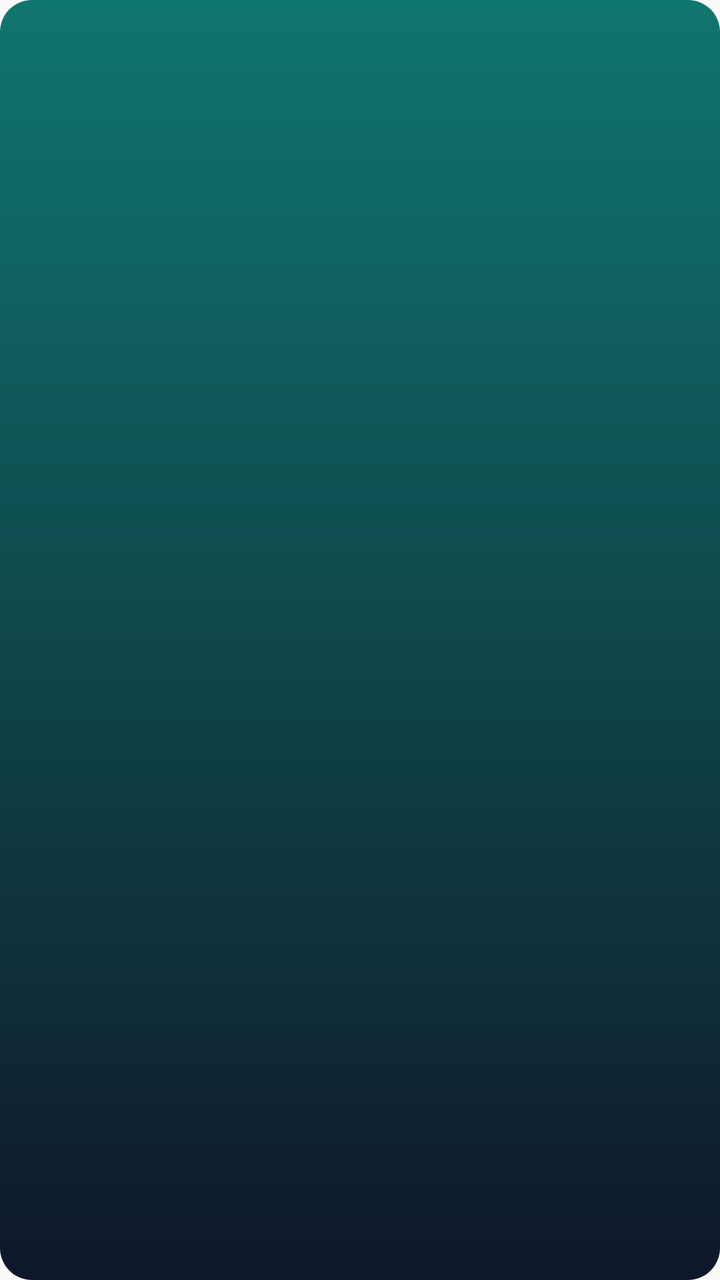
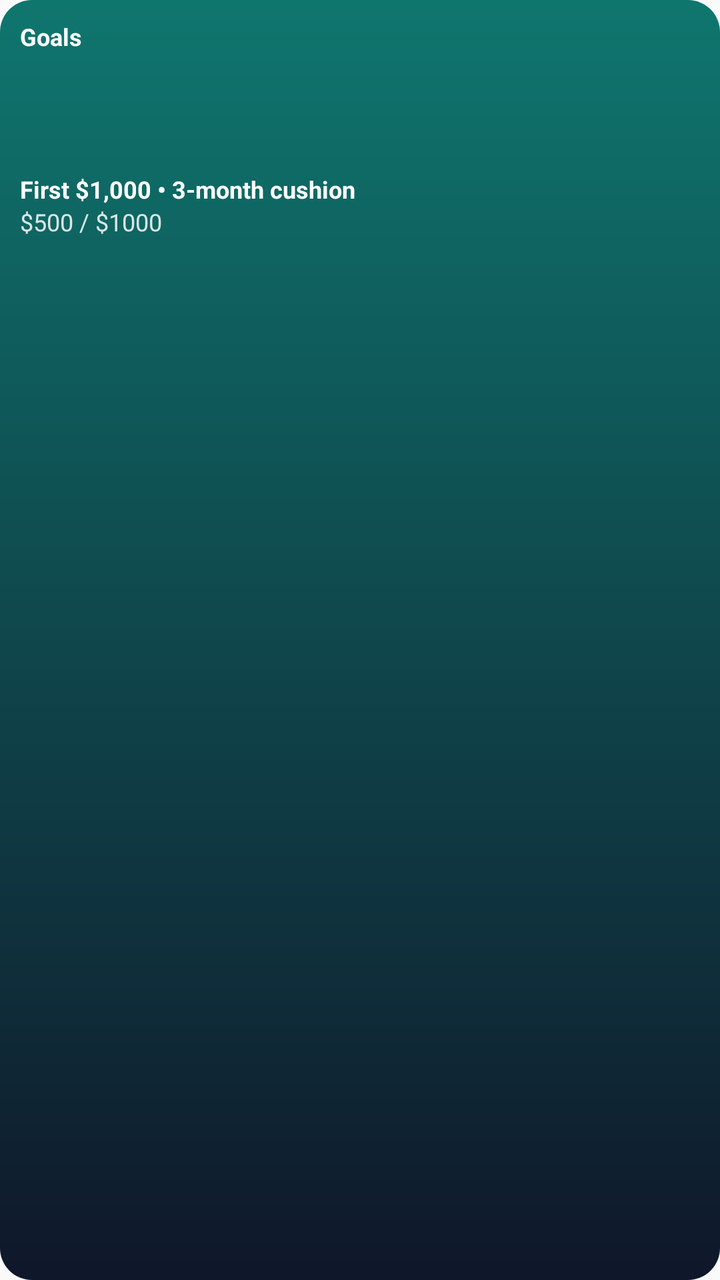

Two renders of the same Android screen: before a commit and after it. Below are the layout's source before the change and the commit's diff.
<!-- AndroidManifest.xml: application theme AppTheme -->
<!-- res/layout/widget_goals.xml -->
<?xml version="1.0" encoding="utf-8"?>
<LinearLayout xmlns:android="http://schemas.android.com/apk/res/android"
  android:id="@+id/widget_root"
  android:layout_width="match_parent"
  android:layout_height="match_parent"
  android:orientation="horizontal"
  android:padding="12dp"
  android:background="@drawable/widget_bg"
  android:gravity="center_vertical">

  <ImageView
    android:id="@+id/widget_pie"
    android:layout_width="48dp"
    android:layout_height="48dp"
    android:contentDescription="Goal progress" />

  <LinearLayout
    android:layout_width="0dp"
    android:layout_height="wrap_content"
    android:layout_weight="1"
    android:orientation="vertical"
    android:paddingStart="10dp">

    <TextView
      android:id="@+id/widget_title"
      android:layout_width="match_parent"
      android:layout_height="wrap_content"
      android:textStyle="bold"
      android:textSize="12sp"
      android:textColor="@android:color/white" />

    <TextView
      android:id="@+id/widget_line1"
      android:layout_width="match_parent"
      android:layout_height="wrap_content"
      android:textSize="14sp"
      android:textStyle="bold"
      android:textColor="@android:color/white"
      android:maxLines="1" />

    <TextView
      android:id="@+id/widget_meta"
      android:layout_width="match_parent"
      android:layout_height="wrap_content"
      android:textSize="12sp"
      android:textColor="@android:color/white"
      android:alpha="0.85" />
  </LinearLayout>
</LinearLayout>
<!-- resources referenced by this layout -->
<resources>
  <!-- drawable widget_bg (drawable) -->
  <?xml version="1.0" encoding="utf-8"?>
  <shape xmlns:android="http://schemas.android.com/apk/res/android" android:shape="rectangle">
    <corners android:radius="16dp" />
    <gradient
      android:angle="90"
      android:startColor="#0F172A"
      android:endColor="#0F766E" />
    <padding
      android:left="12dp"
      android:top="12dp"
      android:right="12dp"
      android:bottom="12dp" />
  </shape>
  <style name="AppTheme" parent="Theme.AppCompat.Light.DarkActionBar">
          
          <item name="colorPrimary">@color/colorPrimary</item>
          <item name="colorPrimaryDark">@color/colorPrimaryDark</item>
          <item name="colorAccent">@color/colorAccent</item>
      </style>
</resources>

<!-- the commit's change to res/layout/widget_goals.xml (unified diff, before → after) -->
@@ -3,47 +3,45 @@
   android:id="@+id/widget_root"
   android:layout_width="match_parent"
   android:layout_height="match_parent"
-  android:orientation="horizontal"
-  android:padding="12dp"
-  android:background="@drawable/widget_bg"
-  android:gravity="center_vertical">
+  android:orientation="vertical"
+  android:padding="10dp"
+  android:background="@drawable/widget_bg">
+
+  <TextView
+    android:id="@+id/widget_title"
+    android:layout_width="match_parent"
+    android:layout_height="wrap_content"
+    android:text="Goals"
+    android:textStyle="bold"
+    android:textSize="12sp"
+    android:textColor="@android:color/white" />
 
   <ImageView
     android:id="@+id/widget_pie"
-    android:layout_width="48dp"
-    android:layout_height="48dp"
+    android:layout_width="match_parent"
+    android:layout_height="44dp"
+    android:layout_marginTop="8dp"
+    android:scaleType="fitCenter"
     android:contentDescription="Goal progress" />
 
-  <LinearLayout
-    android:layout_width="0dp"
+  <TextView
+    android:id="@+id/widget_line1"
+    android:layout_width="match_parent"
     android:layout_height="wrap_content"
-    android:layout_weight="1"
-    android:orientation="vertical"
-    android:paddingStart="10dp">
+    android:layout_marginTop="8dp"
+    android:text="First $1,000 • 3-month cushion"
+    android:textSize="12sp"
+    android:textStyle="bold"
+    android:textColor="@android:color/white"
+    android:maxLines="2" />
 
-    <TextView
-      android:id="@+id/widget_title"
-      android:layout_width="match_parent"
-      android:layout_height="wrap_content"
-      android:textStyle="bold"
-      android:textSize="12sp"
-      android:textColor="@android:color/white" />
-
-    <TextView
-      android:id="@+id/widget_line1"
-      android:layout_width="match_parent"
-      android:layout_height="wrap_content"
-      android:textSize="14sp"
-      android:textStyle="bold"
-      android:textColor="@android:color/white"
-      android:maxLines="1" />
-
-    <TextView
-      android:id="@+id/widget_meta"
-      android:layout_width="match_parent"
-      android:layout_height="wrap_content"
-      android:textSize="12sp"
-      android:textColor="@android:color/white"
-      android:alpha="0.85" />
-  </LinearLayout>
+  <TextView
+    android:id="@+id/widget_meta"
+    android:layout_width="match_parent"
+    android:layout_height="wrap_content"
+    android:text="$500 / $1000"
+    android:textSize="12sp"
+    android:textColor="@android:color/white"
+    android:alpha="0.85"
+    android:maxLines="1" />
 </LinearLayout>
